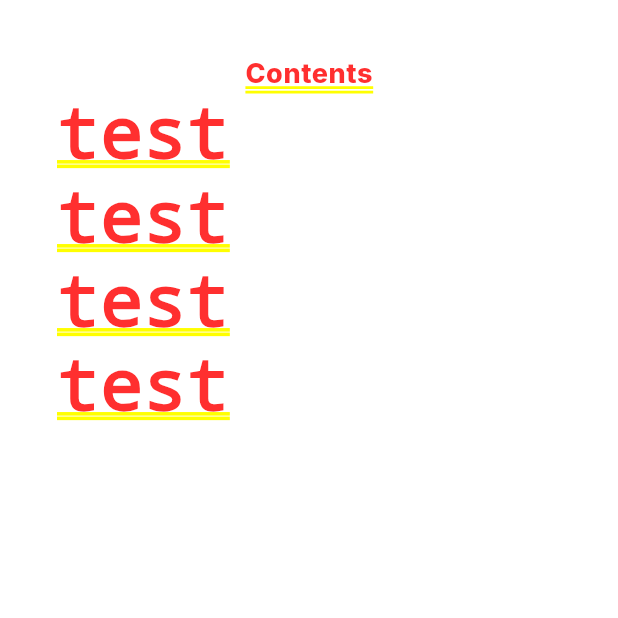
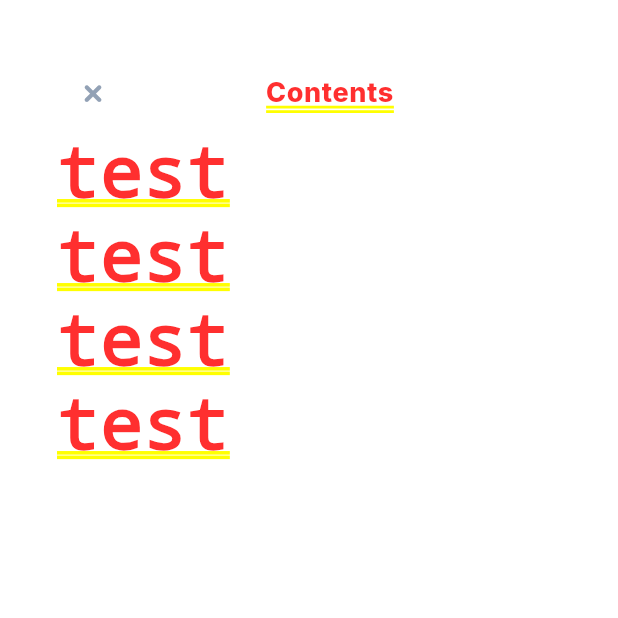
Before and after one commit to Ale11java/flutterPowerboards, a Flutter app: the FloatingPanelScaffold screen opened directly, on a phone screen of 412 x 824 dp, the top half of it. Run offline on Flutter 3.47's test engine with Material 2 defaults, Android fonts, the light colour scheme and no system bars; our stand-ins replace cross_file, flutter_secure_storage, go_router, google_fonts; missing offline and left inert: test; accounts and stored records are empty.

Commit message:
floating panel updates

```diff
--- a/framework/lib/ui/floating_panel.dart
+++ b/framework/lib/ui/floating_panel.dart
@@ -1,8 +1,10 @@
 import 'package:flutter/material.dart';
 import 'package:google_fonts/google_fonts.dart';
 
+import '../timu_icons/timu_icons.dart';
+
 const _floatingPanelBackground = Color.fromARGB(0xff, 0x2F, 0x2D, 0x57);
-
+const _closeIconColor = Color.fromARGB(0xff, 0x92, 0xA1, 0xB5);
 final _floatingPanelTitleFont = GoogleFonts.inter(
     textStyle: const TextStyle(
         fontSize: 18, letterSpacing: 0.4, fontWeight: FontWeight.w800));
@@ -44,7 +46,19 @@ class FloatingPanelScaffold extends StatelessWidget {
         child: Align(
             alignment: Alignment.topCenter,
             child: Column(children: [
-              Text(title, style: _floatingPanelTitleFont),
+              Row(children: [
+                IconButton(
+                    style: const ButtonStyle(
+                        tapTargetSize: MaterialTapTargetSize.shrinkWrap),
+                    onPressed: onClose,
+                    icon: const Icon(TimuIcons.close,
+                        color: _closeIconColor, size: 20)),
+                Expanded(
+                    child: Text(title,
+                        textAlign: TextAlign.center,
+                        style: _floatingPanelTitleFont)),
+                const SizedBox(width: 20)
+              ]),
               Expanded(child: ListView(children: children))
             ])));
   }
--- a/framework/lib/ui/meeting_header.dart
+++ b/framework/lib/ui/meeting_header.dart
@@ -63,6 +63,9 @@ class MeetingHeaderButton extends FilledButton {
       this.on = false})
       : super(
             style: ButtonStyle(
+                overlayColor: MaterialStateProperty.all(Colors.transparent),
+                shape: MaterialStateProperty.all(RoundedRectangleBorder(
+                    borderRadius: BorderRadius.circular(5))),
                 backgroundColor: MaterialStateProperty.all(Colors.transparent)),
             child: Column(children: <Widget>[
               SizedBox(
```
